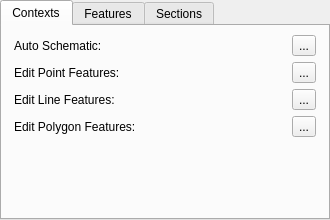
Old version of the form src/drawing_widget_base.ui in the repository lparchaeology/ArkPlan.
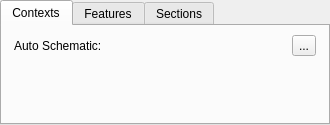
New version of the form. Icons and pictures are not drawn.

The edit to the form file:
```diff
--- a/src/drawing_widget_base.ui
+++ b/src/drawing_widget_base.ui
@@ -7,7 +7,7 @@
     <x>0</x>
     <y>0</y>
     <width>330</width>
-    <height>220</height>
+    <height>125</height>
    </rect>
   </property>
   <property name="windowTitle">
@@ -55,69 +55,6 @@
      </widget>
     </item>
     <item row="2" column="0" colspan="2">
-     <widget class="QLabel" name="editPointsLabel">
-      <property name="text">
-       <string>Edit Point Features:</string>
-      </property>
-     </widget>
-    </item>
-    <item row="2" column="2">
-     <widget class="QToolButton" name="editPointsTool">
-      <property name="toolTip">
-       <string>&lt;html&gt;&lt;head/&gt;&lt;body&gt;&lt;p&gt;Edit Point Features&lt;/p&gt;&lt;/body&gt;&lt;/html&gt;</string>
-      </property>
-      <property name="text">
-       <string>...</string>
-      </property>
-      <property name="icon">
-       <iconset resource="resources.qrc">
-        <normaloff>:/plugins/ark/plan/nodeTool.png</normaloff>:/plugins/ark/plan/nodeTool.png</iconset>
-      </property>
-     </widget>
-    </item>
-    <item row="3" column="0" colspan="2">
-     <widget class="QLabel" name="editLinesLabel">
-      <property name="text">
-       <string>Edit Line Features:</string>
-      </property>
-     </widget>
-    </item>
-    <item row="3" column="2">
-     <widget class="QToolButton" name="editLinesTool">
-      <property name="toolTip">
-       <string>&lt;html&gt;&lt;head/&gt;&lt;body&gt;&lt;p&gt;Edit Line Features&lt;/p&gt;&lt;/body&gt;&lt;/html&gt;</string>
-      </property>
-      <property name="text">
-       <string>...</string>
-      </property>
-      <property name="icon">
-       <iconset resource="resources.qrc">
-        <normaloff>:/plugins/ark/plan/nodeTool.png</normaloff>:/plugins/ark/plan/nodeTool.png</iconset>
-      </property>
-     </widget>
-    </item>
-    <item row="4" column="0" colspan="2">
-     <widget class="QLabel" name="editPolygonsLabel">
-      <property name="text">
-       <string>Edit Polygon Features:</string>
-      </property>
-     </widget>
-    </item>
-    <item row="4" column="2">
-     <widget class="QToolButton" name="editPolygonsTool">
-      <property name="toolTip">
-       <string>&lt;html&gt;&lt;head/&gt;&lt;body&gt;&lt;p&gt;Edit Polygon Features&lt;/p&gt;&lt;/body&gt;&lt;/html&gt;</string>
-      </property>
-      <property name="text">
-       <string>...</string>
-      </property>
-      <property name="icon">
-       <iconset resource="resources.qrc">
-        <normaloff>:/plugins/ark/plan/nodeTool.png</normaloff>:/plugins/ark/plan/nodeTool.png</iconset>
-      </property>
-     </widget>
-    </item>
-    <item row="5" column="0" colspan="3">
      <spacer name="verticalSpacer">
       <property name="orientation">
        <enum>Qt::Vertical</enum>
```
Left out of the diff: 34 changed lines with no effect on the pictures.
